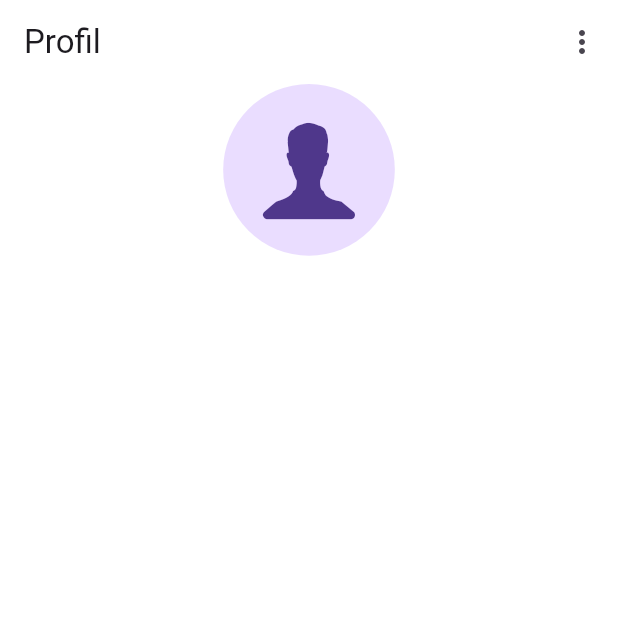
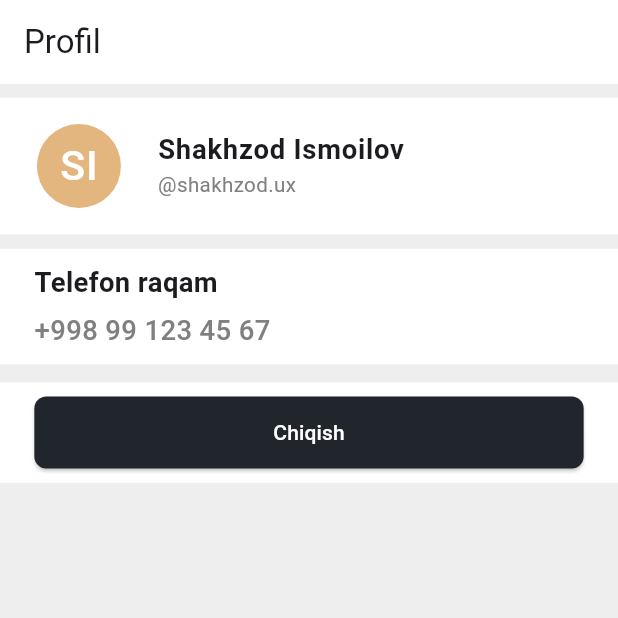
Before and after one commit to khusantoy/carpet-delivery, a Flutter app: the ProfileScreen screen opened directly, on a phone screen of 412 x 824 dp, the top half of it. Run offline on Flutter 3.47's test engine with Material 3 defaults, Android fonts, the phone set to English and light mode, and no system bars; our stand-ins replace bloc, dio, equatable, flutter_bloc, flutter_screenutil, flutter_svg and 3 more; accounts and stored records are empty.

Commit message:
update profile screen

```diff
--- a/lib/presentation/screens/profile/profile_screen.dart
+++ b/lib/presentation/screens/profile/profile_screen.dart
@@ -1,12 +1,8 @@
 import 'package:carpet_delivery/bloc/auth/auth_bloc.dart';
-import 'package:carpet_delivery/data/models/auth/login_request.dart';
-import 'package:carpet_delivery/presentation/widgets/custom_textfield.dart';
 import 'package:carpet_delivery/utils/app_constants/app_colors.dart';
-import 'package:flutter/cupertino.dart';
 import 'package:flutter/material.dart';
 import 'package:flutter_bloc/flutter_bloc.dart';
 import 'package:flutter_screenutil/flutter_screenutil.dart';
-import 'package:gap/gap.dart';
 
 class ProfileScreen extends StatefulWidget {
   const ProfileScreen({super.key});
@@ -16,23 +12,12 @@
 }
 
 class _ProfileScreenState extends State<ProfileScreen> {
-  final _usernameController = TextEditingController();
-  final _phoneController = TextEditingController();
-  final formkey = GlobalKey<FormState>();
-
-  @override
-  Widget build(BuildContext context) {
-    return Scaffold(
-      appBar: AppBar(
-        title: const Text("Profil"),
-        actions: [
-          PopupMenuButton<String>(
-            onSelected: (String value) {
-              if (value == 'logout') {
+  void _logout() {
     showDialog(
       context: context,
       builder: (context) {
         return AlertDialog(
+          backgroundColor: AppColors.white,
           title: Text(
             "Profildan chiqmoqchimisiz?",
             style: TextStyle(fontSize: 16.sp),
@@ -66,116 +51,121 @@
         );
       },
     );
-              } else if (value == 'edit') {
-                showDialog(
-                  context: context,
-                  builder: (context) {
-                    return AlertDialog(
-                      title: Form(
-                        key: formkey,
-                        child: Column(
-                          children: [
-                            CustomTextfield(
-                              controller: _usernameController,
-                              hintText: "Foydalanuvchi ismi kiritilsin",
-                              validator: (value) {
-                                if (value == null || value.trim().isEmpty) {
-                                  return "Foydalanuvchi  ismi bo'sh bo'lmasligi kerak!";
-                                }
-                                return null;
-                              },
-                            ),
-                            const Gap(10),
-                            CustomTextfield(
-                              controller: _phoneController,
-                              maxlength: 9,
-                              textInputType: TextInputType.phone,
-                              labeltext: "Telefon raqam kiriting",
-                              hintText: "(90) 123 45 67",
-                              validator: (value) {
-                                if (value == null || value.trim().isEmpty) {
-                                  return "Telefon raqam bo'sh bo'lmasligi kerak!";
-                                } else if (value.length != 9) {
-                                  return "Parol 9 ta raqamdan kam bo'lmasligi kerak!";
   }
 
-                                return null;
-                              },
+  @override
+  Widget build(BuildContext context) {
+    return Scaffold(
+      backgroundColor: AppColors.scaffoldGrey,
+      appBar: AppBar(
+        title: const Text("Profil"),
+      ),
+      body: Column(
+        children: [
+          SizedBox(
+            height: 8.sp,
+          ),
+          Container(
+            padding: EdgeInsets.symmetric(vertical: 8.h),
+            color: AppColors.white,
+            child: ListTile(
+              leading: Container(
+                width: 64.w,
+                height: 64.h,
+                decoration: const BoxDecoration(
+                  color: AppColors.avatarBackground,
+                  shape: BoxShape.circle,
+                ),
+                child: Center(
+                  child: Text(
+                    "SI",
+                    style: TextStyle(
+                      fontSize: 24.sp,
+                      color: AppColors.white,
+                    ),
+                  ),
+                ),
+              ),
+              title: Text(
+                "Shakhzod Ismoilov",
+                style: TextStyle(
+                  fontSize: 16.sp,
+                  fontWeight: FontWeight.w600,
+                ),
+              ),
+              subtitle: Text(
+                "@shakhzod.ux",
+                style: TextStyle(
+                  fontSize: 12.sp,
+                  color: AppColors.textGrey,
+                ),
+              ),
+            ),
+          ),
+          SizedBox(
+            height: 8.h,
+          ),
+          Container(
+            padding: EdgeInsets.symmetric(
+              vertical: 8.h,
+              horizontal: 20.w,
+            ),
+            width: double.infinity,
+            color: AppColors.white,
+            child: Column(
+              crossAxisAlignment: CrossAxisAlignment.start,
+              mainAxisSize: MainAxisSize.min,
+              children: [
+                Text(
+                  "Telefon raqam",
+                  style: TextStyle(
+                    fontSize: 16.sp,
+                    fontWeight: FontWeight.w600,
+                  ),
+                ),
+                SizedBox(
+                  height: 5.h,
+                ),
+                Text(
+                  "+998 99 123 45 67",
+                  style: TextStyle(
+                    fontSize: 16.sp,
+                    color: AppColors.textGrey,
+                    fontWeight: FontWeight.w500,
+                  ),
                 ),
               ],
             ),
           ),
-                      actions: [
-                        TextButton(
-                          onPressed: () {
-                            Navigator.pop(context);
-                          },
-                          child: const Text(
-                            "Bekor qilish",
-                            style: TextStyle(
-                              color: AppColors.customBlack,
+          SizedBox(
+            height: 10.h,
+          ),
+          Container(
+            padding: EdgeInsets.symmetric(
+              vertical: 8.h,
+              horizontal: 20.w,
+            ),
+            width: double.infinity,
+            color: AppColors.white,
+            child: SizedBox(
+              height: 48,
+              child: ElevatedButton(
+                style: ElevatedButton.styleFrom(
+                  backgroundColor: AppColors.customBlack,
+                  foregroundColor: AppColors.white,
+                  shape: RoundedRectangleBorder(
+                    borderRadius: BorderRadius.circular(8),
                   ),
                 ),
+                onPressed: () {
+                  _logout();
+                },
+                child: const Text("Chiqish"),
               ),
-                        ElevatedButton(
-                          style: ElevatedButton.styleFrom(
-                            backgroundColor: AppColors.customBlack,
-                          ),
-                          onPressed: () {
-                            if (formkey.currentState!.validate()) {
-                              final request = LoginRequest(
-                                password: _phoneController.text,
-                                username: _usernameController.text,
-                              );
-                              context
-                                  .read<AuthBloc>()
-                                  .add(LoginAuthEvent(request: request));
-                            }
-                          },
-                          child: const Text(
-                            "Ha",
-                            style: TextStyle(color: AppColors.white),
             ),
           )
         ],
-                    );
-                  },
-                );
-              }
-            },
-            itemBuilder: (BuildContext context) {
-              return [
-                const PopupMenuItem<String>(
-                  value: 'edit',
-                  child: ListTile(
-                    leading: Icon(Icons.edit),
-                    title: Text("Profilni tahrirlash"),
       ),
-                ),
-                const PopupMenuItem<String>(
-                  value: 'logout',
-                  child: ListTile(
-                    leading: Icon(Icons.logout),
-                    title: Text("Chiqish"),
-                  ),
-                ),
-              ];
-            },
-          ),
-        ],
-      ),
-      body: Center(
-          child: Column(
-        children: [
-          CircleAvatar(
-            radius: 50.r,
-            child: Icon(
-              CupertinoIcons.person_alt,
-              size: 70.r,
-            ),
-          ),
-        ],
-      )),
     );
   }
 }
--- a/lib/utils/app_constants/app_colors.dart
+++ b/lib/utils/app_constants/app_colors.dart
@@ -13,4 +13,6 @@
   static const Color customBlack = Color(0xFF21252C);
   static const Color bottomNavigationLabelColor = Color(0xFF76889A);
   static const Color locationColor = Color(0xFF76889A);
+  static const Color textGrey = Color(0xFF808080);
+  static const Color avatarBackground = Color(0xFFE2B67E);
 }
```
Lines whose indentation alone changed are shown as unchanged.
